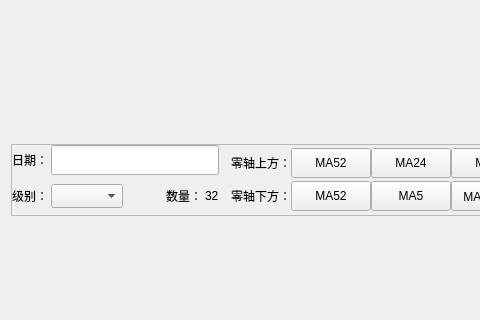
This is src/gui/qt_widgets/strategy/StrategyWidget.ui in Daydreamer-AI/MPolicy as Qt 5 draws it before an edit; both pictures show x 0 to 480 and y 204 to 524 of the 1366 by 768 pixel window. The edited form follows.
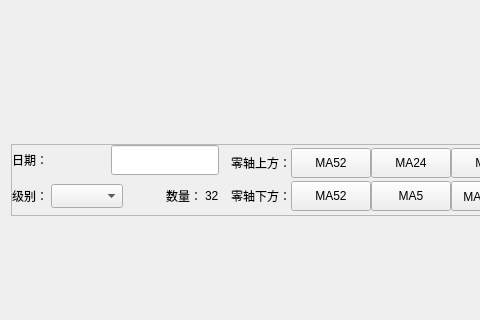
This is the edited form.

```diff
--- a/src/gui/qt_widgets/strategy/StrategyWidget.ui
+++ b/src/gui/qt_widgets/strategy/StrategyWidget.ui
@@ -71,6 +71,12 @@
             </item>
             <item>
              <widget class="QLineEdit" name="lineEdit_current_filter_date">
+              <property name="sizePolicy">
+               <sizepolicy hsizetype="Preferred" vsizetype="Fixed">
+                <horstretch>0</horstretch>
+                <verstretch>0</verstretch>
+               </sizepolicy>
+              </property>
               <property name="minimumSize">
                <size>
                 <width>0</width>
```
